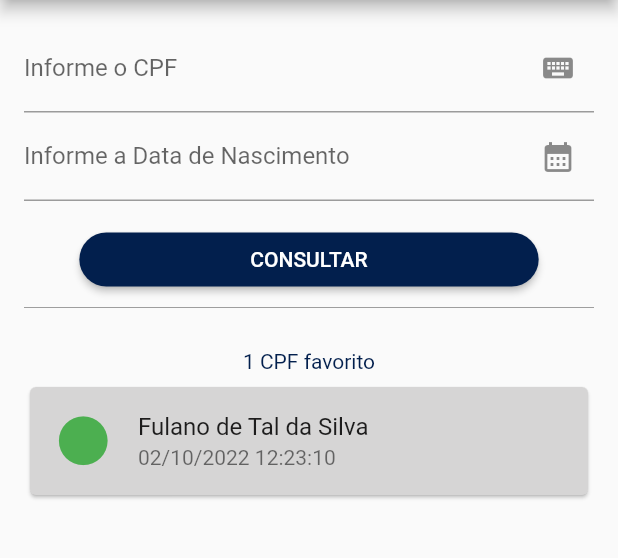
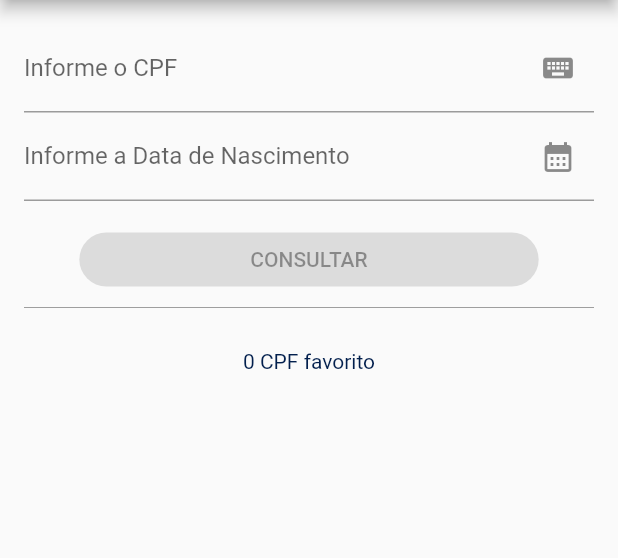
Before and after one commit to thiiagofernando/pessoa-fisica, a Flutter app: the screen it shows after launch, on a phone screen of 412 x 824 dp, the part 84-642 px from its top. Run offline on Flutter 3.47's test engine with Material 2 defaults, Android fonts, the phone set to English and light mode, and no system bars; our stand-ins replace get.

Commit message:
Adicionado calendario

```diff
--- a/pessoafisica/lib/main.dart
+++ b/pessoafisica/lib/main.dart
@@ -1,4 +1,7 @@
 import 'package:flutter/material.dart';
+import 'package:get/get.dart';
+import 'package:intl/intl.dart';
+import 'package:flutter_localizations/flutter_localizations.dart';
 
 void main() {
   runApp(const MyApp());
@@ -9,9 +12,17 @@ class MyApp extends StatelessWidget {
 
   @override
   Widget build(BuildContext context) {
-    return const MaterialApp(
+    return const GetMaterialApp(
       debugShowCheckedModeBanner: false,
-      title: 'Flutter Demo',
+      title: 'Pessoa Física',
+      localizationsDelegates: [
+        GlobalMaterialLocalizations.delegate,
+        GlobalWidgetsLocalizations.delegate,
+        GlobalCupertinoLocalizations.delegate,
+      ],
+      supportedLocales: [
+        Locale('pt', 'BR'),
+      ],
       home: MyHomePage(title: 'Pessoa Física'),
     );
   }
@@ -19,7 +30,6 @@ class MyApp extends StatelessWidget {
 
 class MyHomePage extends StatefulWidget {
   const MyHomePage({super.key, required this.title});
-
   final String title;
 
   @override
@@ -27,6 +37,11 @@ class MyHomePage extends StatefulWidget {
 }
 
 class _MyHomePageState extends State<MyHomePage> {
+  final dataSelecionar = TextEditingController();
+  final cpfCtrl = TextEditingController();
+  bool exibir = false;
+  String labelConsulta = '0 CPF favorito';
+  bool habilitarBotaoConsulta = false;
   @override
   Widget build(BuildContext context) {
     return Scaffold(
@@ -39,19 +54,62 @@ class _MyHomePageState extends State<MyHomePage> {
           padding: const EdgeInsets.all(16.0),
           child: Column(
             children: <Widget>[
-              const TextField(
+              TextField(
+                controller: cpfCtrl,
                 keyboardType: TextInputType.number,
-                decoration: InputDecoration(
+                decoration: const InputDecoration(
                   labelText: 'Informe o CPF',
                   suffixIcon: Icon(Icons.keyboard),
                 ),
+                onChanged: (value) {
+                  if (dataSelecionar.text.trim().isNotEmpty && cpfCtrl.text.trim().length == 11) {
+                    setState(() {
+                      habilitarBotaoConsulta = true;
+                    });
+                  } else {
+                    setState(() {
+                      habilitarBotaoConsulta = false;
+                    });
+                  }
+                },
+                onEditingComplete: () {
+                  if (cpfCtrl.text.trim().length < 11 || cpfCtrl.text.trim().length > 11) {
+                    Get.snackbar(
+                      'Atenção',
+                      'Informe um numero de CPF com 11 dígitos e uma Data',
+                      snackPosition: SnackPosition.BOTTOM,
+                      duration: const Duration(seconds: 8),
+                    );
+                  }
+                },
               ),
-              const TextField(
+              TextField(
+                readOnly: true,
+                controller: dataSelecionar,
                 keyboardType: TextInputType.datetime,
-                decoration: InputDecoration(
+                decoration: const InputDecoration(
                   labelText: 'Informe a Data de Nascimento',
                   suffixIcon: Icon(Icons.calendar_month),
                 ),
+                onTap: () async {
+                  var selecionarData = await pickedDate();
+                  if (selecionarData != null && cpfCtrl.text.trim().length == 11) {
+                    String dataFormatada = DateFormat('dd/MM/yyyy').format(selecionarData);
+                    setState(() {
+                      dataSelecionar.text = dataFormatada.toString();
+                      habilitarBotaoConsulta = true;
+                    });
+                  } else {
+                    if (cpfCtrl.text.trim().length < 11 || cpfCtrl.text.trim().length > 11) {
+                      Get.snackbar(
+                        'Atenção',
+                        'Informe um numero de CPF com 11 dígitos e uma Data',
+                        snackPosition: SnackPosition.BOTTOM,
+                        duration: const Duration(seconds: 8),
+                      );
+                    }
+                  }
+                },
               ),
               const SizedBox(
                 height: 15,
@@ -64,9 +122,14 @@ class _MyHomePageState extends State<MyHomePage> {
                     borderRadius: BorderRadius.circular(20),
                   ),
                 ),
-                onPressed: () {
-                  print("Consultar");
-                },
+                onPressed: habilitarBotaoConsulta
+                    ? () {
+                        setState(() {
+                          labelConsulta = '1 CPF favorito';
+                          exibir = true;
+                        });
+                      }
+                    : null,
                 child: const Text("CONSULTAR"),
               ),
               const Divider(
@@ -75,9 +138,9 @@ class _MyHomePageState extends State<MyHomePage> {
               const SizedBox(
                 height: 20,
               ),
-              const Text(
-                "1 CPF favorito",
-                style: TextStyle(
+              Text(
+                labelConsulta,
+                style: const TextStyle(
                   color: Color.fromARGB(255, 2, 31, 77),
                 ),
               ),
@@ -88,7 +151,9 @@ class _MyHomePageState extends State<MyHomePage> {
                 color: const Color.fromARGB(255, 214, 213, 213),
                 child: Column(
                   mainAxisSize: MainAxisSize.min,
-                  children: const [
+                  children: !exibir
+                      ? const []
+                      : const [
                           ListTile(
                             leading: Icon(
                               Icons.circle,
@@ -164,4 +229,13 @@ class _MyHomePageState extends State<MyHomePage> {
       ),
     );
   }
+
+  Future<DateTime?> pickedDate() async {
+    return await showDatePicker(
+      context: context,
+      initialDate: DateTime.now(),
+      firstDate: DateTime(DateTime.now().year - 1),
+      lastDate: DateTime(DateTime.now().year + 1),
+    );
   }
+}
--- a/pessoafisica/pubspec.yaml
+++ b/pessoafisica/pubspec.yaml
@@ -36,6 +36,10 @@ dependencies:
   # The following adds the Cupertino Icons font to your application.
   # Use with the CupertinoIcons class for iOS style icons.
   cupertino_icons: ^1.0.2
+  intl: any
+  flutter_localizations:
+    sdk: flutter
+  get: ^4.6.5
 
 dev_dependencies:
   flutter_test:
```
Lines whose indentation alone changed are shown as unchanged.
